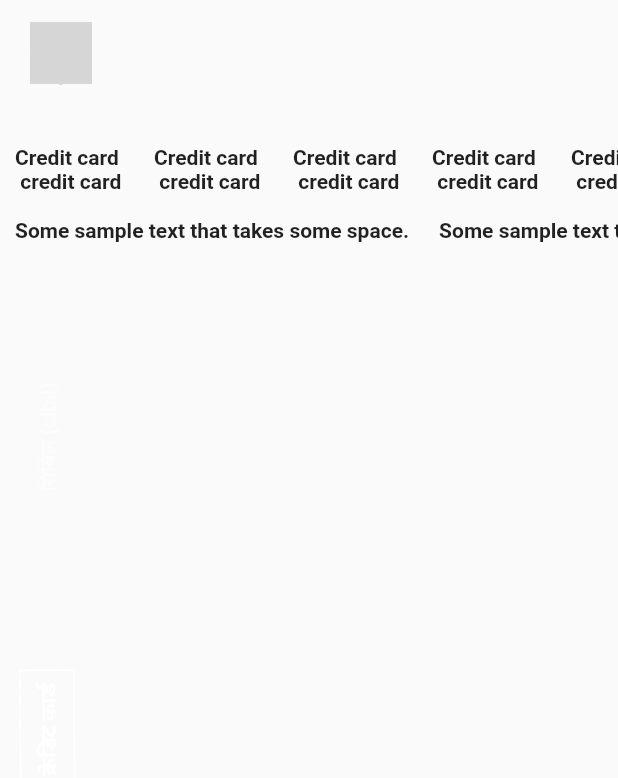
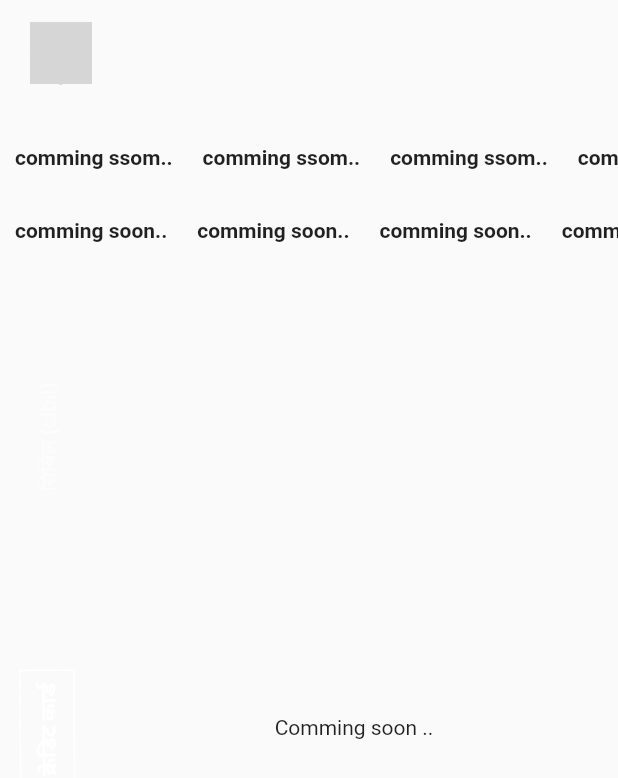
Before and after one commit to NileshTech/m-fin, a Flutter app: the MFTheme screen opened directly with empty values, after a tap on "क्रेडिट कार्ड", on a phone screen of 412 x 824 dp. Shown: the top 778 px of the screen. Run offline on Flutter 3.47's test engine with Material 2 defaults, Android fonts, the phone set to English and light mode, and no system bars; drawn by our look-alikes of firebase_database, google_mobile_ads, marquee; our stand-ins replace firebase_auth, firebase_core, flare_flutter, font_awesome_flutter, google_sign_in; accounts and stored records are empty; network calls fail; grey boxes are pictures that could not be loaded.

Commit message:
Coming soon tile
First release

```diff
--- a/lib/pages/creditCard/credit_cards_articles.dart
+++ b/lib/pages/creditCard/credit_cards_articles.dart
@@ -67,14 +67,18 @@ class _CreditCardArticlesState extends State<CreditCardArticles> {
   Widget build(BuildContext context) {
     Size? screenSize = MediaQuery.of(context).size;
 
-    return FirebaseAnimatedList(
-      query: _creditCardArticlesRef!,
-      itemBuilder: (BuildContext ctx, DataSnapshot snapshot,
-          Animation<double> animation, int index) {
-        Map articles = snapshot.value as Map<dynamic, dynamic>;
-        return _creditCardArticles(
-            map: articles, screenHeight: screenSize.height * 0.1);
-      },
+    return Center(
+      child: Text("Comming soon .."),
     );
+
+    // FirebaseAnimatedList(
+    //   query: _creditCardArticlesRef!,
+    //   itemBuilder: (BuildContext ctx, DataSnapshot snapshot,
+    //       Animation<double> animation, int index) {
+    //     Map articles = snapshot.value as Map<dynamic, dynamic>;
+    //     return _creditCardArticles(
+    //         map: articles, screenHeight: screenSize.height * 0.1);
+    //   },
+    // );
   }
 }
--- a/lib/theme/marathi_finance_theme.dart
+++ b/lib/theme/marathi_finance_theme.dart
@@ -109,7 +109,7 @@ class _MFThemeState extends State<MFTheme> {
                 children: [
                   Flexible(
                       child: Marquee(
-                    text: 'Credit card \n credit card',
+                    text: 'comming ssom..',
                     style: TextStyle(fontWeight: FontWeight.bold),
                     scrollAxis: Axis.horizontal,
                     crossAxisAlignment: CrossAxisAlignment.start,
@@ -124,7 +124,7 @@ class _MFThemeState extends State<MFTheme> {
                   )),
                   Flexible(
                       child: Marquee(
-                    text: 'Some sample text that takes some space.',
+                    text: 'comming soon..',
                     style: TextStyle(fontWeight: FontWeight.bold),
                     scrollAxis: Axis.horizontal,
                     crossAxisAlignment: CrossAxisAlignment.start,
--- a/lib/theme/vertical_tab_layout.dart
+++ b/lib/theme/vertical_tab_layout.dart
@@ -143,7 +143,8 @@ class _VerticalTabLayoutState extends State<VerticalTabLayout> {
                   ? CibilArticles()
                   : selectedTabIndex == 1
                       ? CreditCardArticles()
-                    : CibilArticles(),
+                      : Center(child: Text("Comming soon..."))
+              // CibilArticles(),
               ),
         ],
       ),
```
Also changed, not shown: 9 other files. Lines whose indentation alone changed are shown as unchanged.
